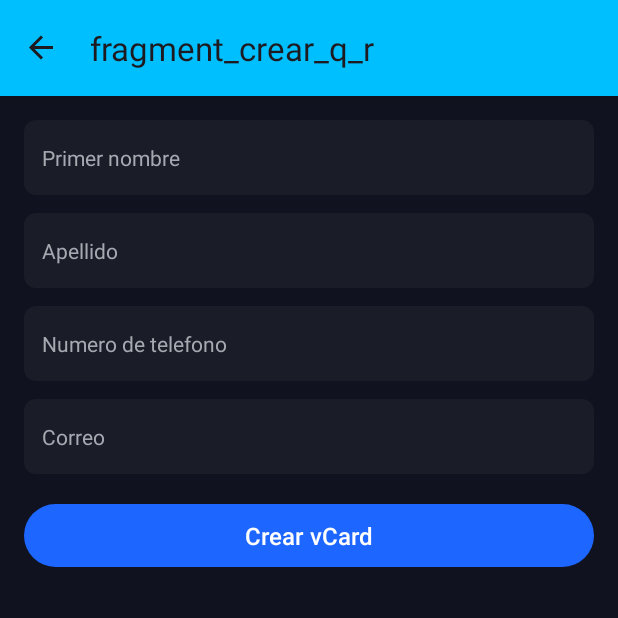
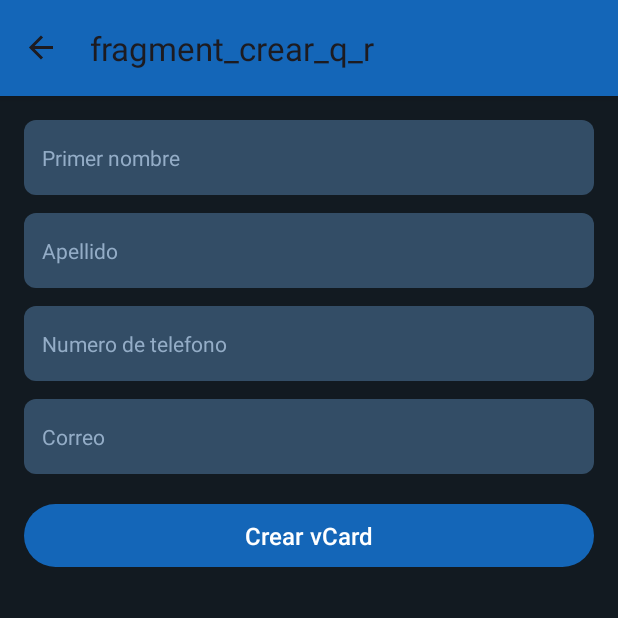
Before and after one commit to ErikGarciaLopez/CodigosQR, an Android app: the CrearQR screen opened through its navigation route, on a phone screen of 412 x 824 dp, the top half of it. Run offline under Robolectric (Android 15) with nearby library versions, the phone set to English and light mode, and no system bars; our stand-ins replace navigation-ui; libraries missing offline, so code that uses them is left out: com.journeyapps.barcodescanner.

Commit message:
Cambio de colores

```diff
--- a/app/src/main/java/com/example/codigosqr/MainActivity.kt
+++ b/app/src/main/java/com/example/codigosqr/MainActivity.kt
@@ -35,7 +35,7 @@ class MainActivity : AppCompatActivity() {
         if (navHostFragment != null) {
             navController = navHostFragment.findNavController()
             NavigationUI.setupActionBarWithNavController(this, navController)
-            supportActionBar?.setBackgroundDrawable(ColorDrawable(Color.parseColor("#00BFFF")))
+            supportActionBar?.setBackgroundDrawable(ColorDrawable(Color.parseColor("#1466B8")))
         }
 
     }
--- a/app/src/main/res/drawable/rounded_button.xml
+++ /dev/null
@@ -1,4 +0,0 @@
-<shape xmlns:android="http://schemas.android.com/apk/res/android">
-    <solid android:color="#1D66FF" />
-    <corners android:radius="25dp" />
-</shape>
--- a/app/src/main/res/drawable/rounded_edittext.xml
+++ b/app/src/main/res/drawable/rounded_edittext.xml
@@ -1,4 +1,4 @@
 <shape xmlns:android="http://schemas.android.com/apk/res/android">
-    <solid android:color="#1A1C28" />
+    <solid android:color="@color/rounded_et" />
     <corners android:radius="8dp" />
 </shape>
--- a/app/src/main/res/layout/fragment_crear_q_r.xml
+++ b/app/src/main/res/layout/fragment_crear_q_r.xml
@@ -2,7 +2,7 @@
     xmlns:app="http://schemas.android.com/apk/res-auto"
     android:layout_width="match_parent"
     android:layout_height="match_parent"
-    android:background="#10131F"
+    android:background="@color/blue_bg"
     android:padding="16dp">
 
     <LinearLayout
@@ -18,8 +18,8 @@
             android:hint="@string/primer_nombre"
             android:background="@drawable/rounded_edittext"
             android:padding="12dp"
-            android:textColorHint="#A6A9B0"
-            android:textColor="#FFFFFF"
+            android:textColorHint="@color/colorhint"
+            android:textColor="@color/white"
             android:textSize="14sp"
             android:inputType="textPersonName"
             android:layout_marginBottom="12dp" />
@@ -32,8 +32,8 @@
             android:hint="@string/apellido"
             android:background="@drawable/rounded_edittext"
             android:padding="12dp"
-            android:textColorHint="#A6A9B0"
-            android:textColor="#FFFFFF"
+            android:textColorHint="@color/colorhint"
+            android:textColor="@color/white"
             android:textSize="14sp"
             android:inputType="textPersonName"
             android:layout_marginBottom="12dp" />
@@ -46,8 +46,8 @@
             android:hint="@string/numero_de_telefono"
             android:background="@drawable/rounded_edittext"
             android:padding="12dp"
-            android:textColorHint="#A6A9B0"
-            android:textColor="#FFFFFF"
+            android:textColorHint="@color/colorhint"
+            android:textColor="@color/white"
             android:textSize="14sp"
             android:inputType="phone"
             android:layout_marginBottom="12dp" />
@@ -60,8 +60,8 @@
             android:hint="@string/correo"
             android:background="@drawable/rounded_edittext"
             android:padding="12dp"
-            android:textColorHint="#A6A9B0"
-            android:textColor="#FFFFFF"
+            android:textColorHint="@color/colorhint"
+            android:textColor="@color/white"
             android:textSize="14sp"
             android:inputType="textEmailAddress"
             android:layout_marginBottom="16dp" />
@@ -72,8 +72,8 @@
             android:layout_width="match_parent"
             android:layout_height="50dp"
             android:text="@string/crear_vcard"
-            android:textColor="#FFFFFF"
-            app:backgroundTint="#1D66FF"
+            android:textColor="@color/white"
+            app:backgroundTint="@color/actionbar"
             app:cornerRadius="25dp"
             android:textSize="16sp" />
 
@@ -85,7 +85,7 @@
             android:layout_gravity="center"
             android:layout_marginTop="16dp"
             android:layout_marginBottom="16dp"
-            android:background="#FFFFFF"
+            android:background="@color/white"
             android:padding="8dp"
             android:visibility="gone" />
     </LinearLayout>
--- a/app/src/main/res/layout/fragment_main.xml
+++ b/app/src/main/res/layout/fragment_main.xml
@@ -31,8 +31,8 @@
         android:layout_width="wrap_content"
         android:layout_height="wrap_content"
         android:text="@string/crear_c_digo_qr"
-        app:backgroundTint="#1D66FF"
-        android:textColor="#FFFFFF"
+        app:backgroundTint="@color/actionbar"
+        android:textColor="@color/white"
         app:cornerRadius="25dp"
         app:layout_constraintBottom_toBottomOf="parent"
         app:layout_constraintEnd_toEndOf="parent"
--- a/app/src/main/res/values/colors.xml
+++ b/app/src/main/res/values/colors.xml
@@ -3,4 +3,7 @@
     <color name="black">#FF000000</color>
     <color name="white">#FFFFFFFF</color>
     <color name="blue_bg">#121A21</color>
+    <color name="actionbar">#1466B8</color>
+    <color name="colorhint">#94ADC7</color>
+    <color name="rounded_et">#334D66</color>
 </resources>
```
